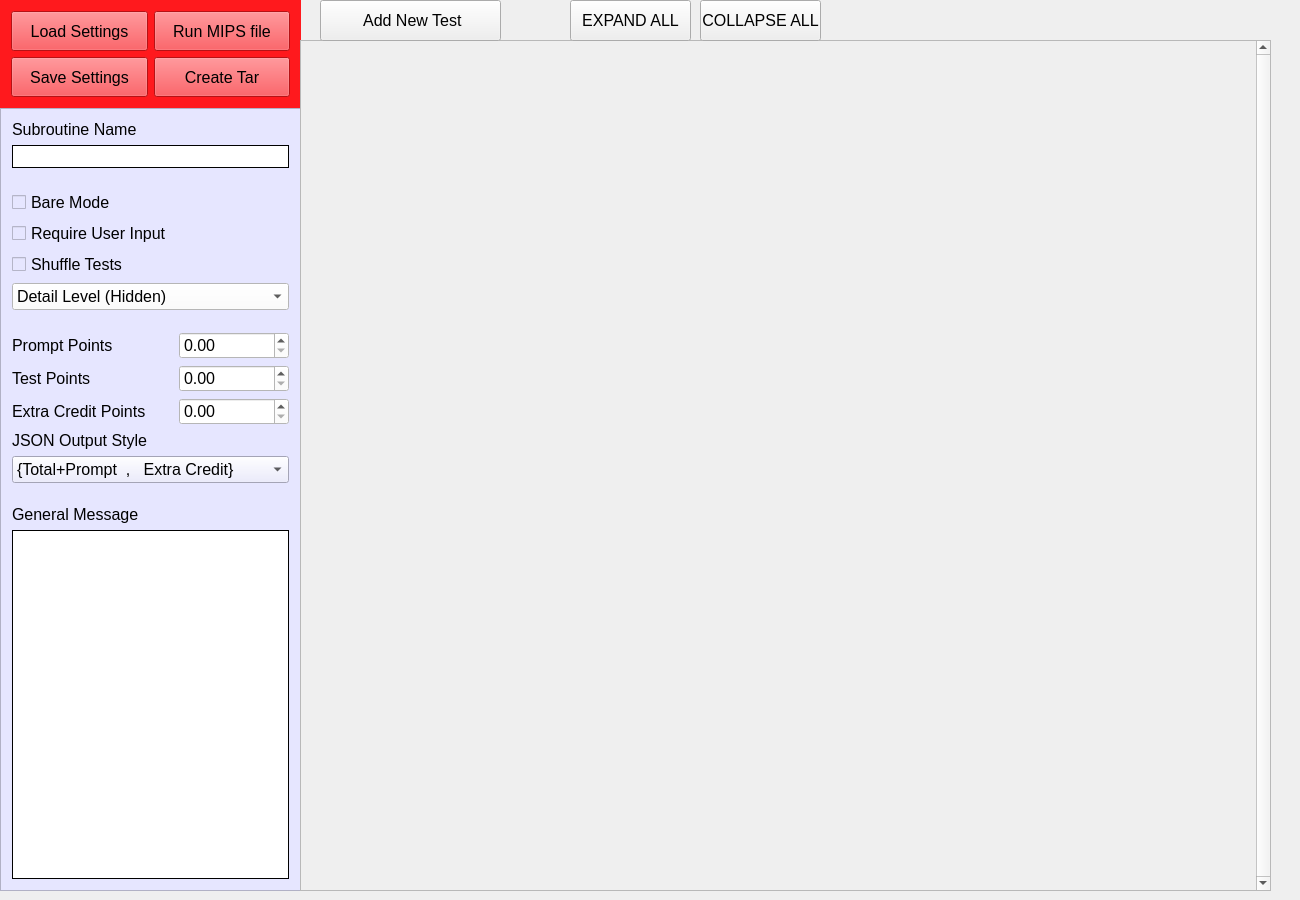
The window that MIPS_creator/ui_files/mainwindow.ui (iankamin/MIPS-Autograder) describes before a commit, drawn with Qt 5.
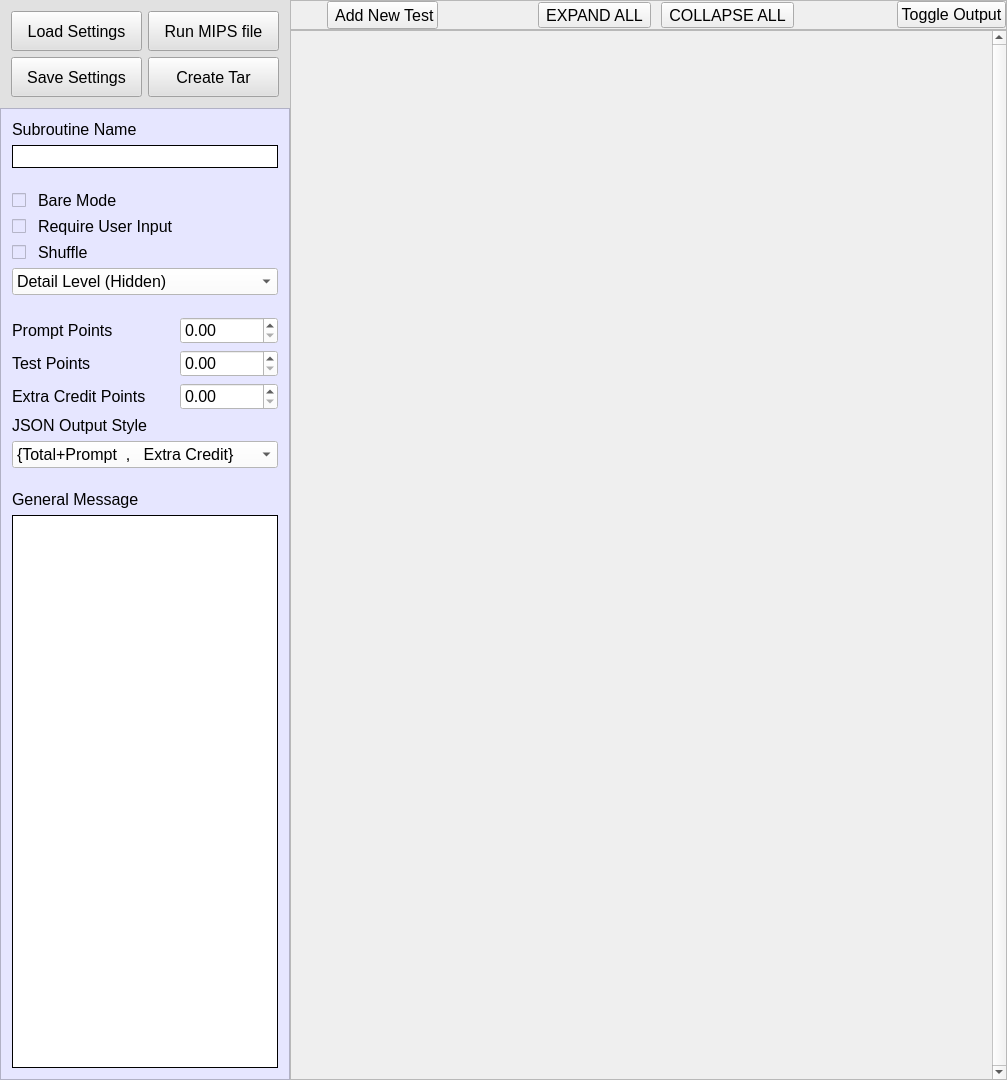
The same window after the commit. Icons and pictures are not drawn.

Commit message: Test Name And Number is now maintained everywhere

Patch:
```diff
--- a/MIPS_creator/ui_files/mainwindow.ui
+++ b/MIPS_creator/ui_files/mainwindow.ui
@@ -9,8 +9,8 @@
    <rect>
     <x>0</x>
     <y>0</y>
-    <width>1300</width>
-    <height>900</height>
+    <width>1007</width>
+    <height>1080</height>
    </rect>
   </property>
   <property name="windowTitle">
@@ -20,21 +20,36 @@
    <string notr="true">font: 12pt </string>
   </property>
   <widget class="QWidget" name="centralWidget">
+   <layout class="QGridLayout" name="gridLayout">
+    <property name="leftMargin">
+     <number>0</number>
+    </property>
+    <property name="topMargin">
+     <number>0</number>
+    </property>
+    <property name="rightMargin">
+     <number>0</number>
+    </property>
+    <property name="bottomMargin">
+     <number>0</number>
+    </property>
+    <property name="spacing">
+     <number>0</number>
+    </property>
+    <item row="0" column="0" rowspan="2">
    <widget class="QFrame" name="frame">
-    <property name="geometry">
-     <rect>
-      <x>0</x>
-      <y>0</y>
-      <width>301</width>
-      <height>891</height>
-     </rect>
-    </property>
     <property name="sizePolicy">
-     <sizepolicy hsizetype="Preferred" vsizetype="Preferred">
+       <sizepolicy hsizetype="Fixed" vsizetype="Preferred">
       <horstretch>0</horstretch>
-      <verstretch>255</verstretch>
-     </sizepolicy>
-    </property>
+        <verstretch>0</verstretch>
+       </sizepolicy>
+      </property>
+      <property name="minimumSize">
+       <size>
+        <width>290</width>
+        <height>0</height>
+       </size>
+      </property>
     <property name="styleSheet">
      <string notr="true">background-color: rgb(225, 225, 225);</string>
     </property>
@@ -57,7 +72,11 @@
      <item>
       <widget class="QFrame" name="frame_2">
        <property name="styleSheet">
-        <string notr="true">background-color: rgb(255, 25, 29);</string>
+          <string notr="true">background-color: rgb(255, 100, 120);
+
+QPushButton: {
+background-color: rgb(240,240,240);
+}</string>
        </property>
        <layout class="QGridLayout" name="gridLayout_2">
         <item row="0" column="0">
@@ -119,6 +138,9 @@
             <verstretch>0</verstretch>
            </sizepolicy>
           </property>
+            <property name="styleSheet">
+             <string notr="true"/>
+            </property>
           <property name="text">
            <string>Create Tar</string>
           </property>
@@ -149,10 +171,16 @@
          <rect>
           <x>0</x>
           <y>0</y>
-          <width>299</width>
-          <height>785</height>
-         </rect>
-        </property>
+            <width>288</width>
+            <height>974</height>
+           </rect>
+          </property>
+          <property name="sizePolicy">
+           <sizepolicy hsizetype="Ignored" vsizetype="Preferred">
+            <horstretch>0</horstretch>
+            <verstretch>0</verstretch>
+           </sizepolicy>
+          </property>
         <layout class="QFormLayout" name="formLayout">
          <item row="0" column="0">
           <widget class="QLabel" name="label">
@@ -174,56 +202,7 @@
            </property>
           </widget>
          </item>
-         <item row="2" column="0">
-          <spacer name="verticalSpacer_2">
-           <property name="orientation">
-            <enum>Qt::Vertical</enum>
-           </property>
-           <property name="sizeType">
-            <enum>QSizePolicy::Fixed</enum>
-           </property>
-           <property name="sizeHint" stdset="0">
-            <size>
-             <width>20</width>
-             <height>10</height>
-            </size>
-           </property>
-          </spacer>
-         </item>
-         <item row="3" column="0">
-          <widget class="QCheckBox" name="BareMode">
-           <property name="text">
-            <string>Bare Mode</string>
-           </property>
-           <property name="checked">
-            <bool>false</bool>
-           </property>
-          </widget>
-         </item>
-         <item row="4" column="0">
-          <widget class="QCheckBox" name="RequireUserInput">
-           <property name="autoFillBackground">
-            <bool>false</bool>
-           </property>
-           <property name="styleSheet">
-            <string notr="true"/>
-           </property>
-           <property name="text">
-            <string>Require User Input</string>
-           </property>
-           <property name="checked">
-            <bool>false</bool>
-           </property>
-          </widget>
-         </item>
-         <item row="5" column="0" colspan="2">
-          <widget class="QCheckBox" name="Shuffle">
-           <property name="text">
-            <string>Shuffle Tests</string>
-           </property>
-          </widget>
-         </item>
-         <item row="6" column="0" colspan="2">
+           <item row="8" column="0" colspan="2">
           <widget class="QComboBox" name="ShowLevel">
            <property name="sizePolicy">
             <sizepolicy hsizetype="Preferred" vsizetype="Preferred">
@@ -270,30 +249,14 @@
            </item>
           </widget>
          </item>
-         <item row="7" column="0">
-          <spacer name="verticalSpacer">
-           <property name="orientation">
-            <enum>Qt::Vertical</enum>
-           </property>
-           <property name="sizeType">
-            <enum>QSizePolicy::Fixed</enum>
-           </property>
-           <property name="sizeHint" stdset="0">
-            <size>
-             <width>20</width>
-             <height>10</height>
-            </size>
-           </property>
-          </spacer>
-         </item>
-         <item row="10" column="0">
+           <item row="12" column="0">
           <widget class="QLabel" name="label_2">
            <property name="text">
             <string>Prompt Points</string>
            </property>
           </widget>
          </item>
-         <item row="10" column="1">
+           <item row="12" column="1">
           <widget class="QDoubleSpinBox" name="PromptPoints">
            <property name="minimumSize">
             <size>
@@ -321,14 +284,14 @@
            </property>
           </widget>
          </item>
-         <item row="11" column="0">
+           <item row="13" column="0">
           <widget class="QLabel" name="label_3">
            <property name="text">
             <string>Test Points</string>
            </property>
           </widget>
          </item>
-         <item row="11" column="1">
+           <item row="13" column="1">
           <widget class="QDoubleSpinBox" name="TestPoints">
            <property name="maximumSize">
             <size>
@@ -347,14 +310,14 @@
            </property>
           </widget>
          </item>
-         <item row="12" column="0">
+           <item row="14" column="0">
           <widget class="QLabel" name="label_4">
            <property name="text">
             <string>Extra Credit Points</string>
            </property>
           </widget>
          </item>
-         <item row="12" column="1">
+           <item row="14" column="1">
           <widget class="QDoubleSpinBox" name="EC_TestPoints">
            <property name="maximumSize">
             <size>
@@ -373,53 +336,14 @@
            </property>
           </widget>
          </item>
-         <item row="15" column="0">
-          <spacer name="verticalSpacer_3">
-           <property name="orientation">
-            <enum>Qt::Vertical</enum>
-           </property>
-           <property name="sizeType">
-            <enum>QSizePolicy::Fixed</enum>
-           </property>
-           <property name="sizeHint" stdset="0">
-            <size>
-             <width>20</width>
-             <height>10</height>
-            </size>
-           </property>
-          </spacer>
-         </item>
-         <item row="16" column="0">
-          <widget class="QLabel" name="label_5">
-           <property name="text">
-            <string>General Message</string>
-           </property>
-          </widget>
-         </item>
-         <item row="17" column="0" colspan="2">
-          <widget class="QTextEdit" name="message">
-           <property name="sizePolicy">
-            <sizepolicy hsizetype="Expanding" vsizetype="Minimum">
-             <horstretch>0</horstretch>
-             <verstretch>190</verstretch>
-            </sizepolicy>
-           </property>
-           <property name="styleSheet">
-            <string notr="true">border-style: outset;
-border-color: black;
-border-width: 1px;
-background-color: rgb(255, 255, 255);</string>
-           </property>
-          </widget>
-         </item>
-         <item row="13" column="0" colspan="2">
+           <item row="15" column="0" colspan="2">
           <widget class="QLabel" name="label_6">
            <property name="text">
             <string>JSON Output Style</string>
            </property>
           </widget>
          </item>
-         <item row="14" column="0" colspan="2">
+           <item row="16" column="0" colspan="2">
           <widget class="QComboBox" name="JsonStyle">
            <property name="sizePolicy">
             <sizepolicy hsizetype="Ignored" vsizetype="Fixed">
@@ -427,6 +351,11 @@
              <verstretch>0</verstretch>
             </sizepolicy>
            </property>
+             <property name="styleSheet">
+              <string notr="true">background-color: rgb(255, 255, 255);
+selection-background-color: rgb(232, 232, 232);
+selection-color: rgb(118, 0, 1);</string>
+             </property>
            <item>
             <property name="text">
              <string>{Total+Prompt  ,   Extra Credit}</string>
@@ -444,72 +373,206 @@
            </item>
           </widget>
          </item>
-        </layout>
-       </widget>
-      </widget>
-     </item>
-    </layout>
-   </widget>
-   <widget class="QScrollArea" name="testScroll">
-    <property name="geometry">
-     <rect>
-      <x>300</x>
-      <y>40</y>
-      <width>971</width>
-      <height>851</height>
-     </rect>
-    </property>
+           <item row="18" column="0">
+            <widget class="QLabel" name="label_5">
+             <property name="text">
+              <string>General Message</string>
+             </property>
+            </widget>
+           </item>
+           <item row="19" column="0" colspan="2">
+            <widget class="QTextEdit" name="message">
     <property name="sizePolicy">
-     <sizepolicy hsizetype="Preferred" vsizetype="Preferred">
+              <sizepolicy hsizetype="Expanding" vsizetype="Minimum">
       <horstretch>0</horstretch>
-      <verstretch>0</verstretch>
+               <verstretch>190</verstretch>
      </sizepolicy>
     </property>
     <property name="styleSheet">
+              <string notr="true">border-style: outset;
+border-color: black;
+border-width: 1px;
+background-color: rgb(255, 255, 255);</string>
+             </property>
+            </widget>
+           </item>
+           <item row="4" column="0">
+            <layout class="QHBoxLayout" name="horizontalLayout_2">
+             <item>
+              <widget class="QCheckBox" name="BareMode">
+               <property name="minimumSize">
+                <size>
+                 <width>20</width>
+                 <height>20</height>
+                </size>
+               </property>
+               <property name="styleSheet">
      <string notr="true"/>
     </property>
-    <property name="verticalScrollBarPolicy">
-     <enum>Qt::ScrollBarAlwaysOn</enum>
-    </property>
-    <property name="horizontalScrollBarPolicy">
-     <enum>Qt::ScrollBarAsNeeded</enum>
-    </property>
-    <property name="widgetResizable">
-     <bool>true</bool>
-    </property>
-    <widget class="QWidget" name="testScrollArea">
-     <property name="geometry">
-      <rect>
-       <x>0</x>
-       <y>0</y>
-       <width>955</width>
-       <height>849</height>
-      </rect>
-     </property>
-     <property name="sizePolicy">
-      <sizepolicy hsizetype="Preferred" vsizetype="Preferred">
-       <horstretch>0</horstretch>
-       <verstretch>0</verstretch>
-      </sizepolicy>
-     </property>
-     <property name="sizeIncrement">
+               <property name="text">
+                <string/>
+               </property>
+               <property name="iconSize">
+                <size>
+                 <width>50</width>
+                 <height>50</height>
+                </size>
+               </property>
+               <property name="checked">
+                <bool>false</bool>
+               </property>
+              </widget>
+             </item>
+             <item>
+              <widget class="QLabel" name="label_7">
+               <property name="text">
+                <string>Bare Mode</string>
+               </property>
+              </widget>
+             </item>
+            </layout>
+           </item>
+           <item row="5" column="0">
+            <layout class="QHBoxLayout" name="horizontalLayout_3">
+             <item>
+              <widget class="QCheckBox" name="RequireUserInput">
+               <property name="minimumSize">
+                <size>
+                 <width>20</width>
+                 <height>20</height>
+                </size>
+               </property>
+               <property name="autoFillBackground">
+                <bool>false</bool>
+               </property>
+               <property name="styleSheet">
+                <string notr="true"/>
+               </property>
+               <property name="text">
+                <string/>
+               </property>
+               <property name="checked">
+                <bool>false</bool>
+               </property>
+              </widget>
+             </item>
+             <item>
+              <widget class="QLabel" name="label_8">
+               <property name="text">
+                <string>Require User Input</string>
+               </property>
+              </widget>
+             </item>
+            </layout>
+           </item>
+           <item row="6" column="0">
+            <layout class="QHBoxLayout" name="horizontalLayout_4">
+             <item>
+              <widget class="QCheckBox" name="Shuffle">
+               <property name="minimumSize">
       <size>
-       <width>2</width>
-       <height>0</height>
-      </size>
-     </property>
-     <layout class="QVBoxLayout" name="allTests">
+                 <width>20</width>
+                 <height>20</height>
+                </size>
+               </property>
+               <property name="text">
+                <string/>
+               </property>
+               <property name="iconSize">
+                <size>
+                 <width>20</width>
+                 <height>20</height>
+                </size>
+               </property>
+              </widget>
+             </item>
+             <item>
+              <widget class="QLabel" name="label_9">
+               <property name="text">
+                <string>Shuffle</string>
+               </property>
+              </widget>
+             </item>
+            </layout>
+           </item>
+           <item row="9" column="0" colspan="2">
+            <spacer name="verticalSpacer">
+             <property name="orientation">
+              <enum>Qt::Vertical</enum>
+             </property>
+             <property name="sizeType">
+              <enum>QSizePolicy::Fixed</enum>
+             </property>
+             <property name="sizeHint" stdset="0">
+              <size>
+               <width>20</width>
+               <height>10</height>
+              </size>
+             </property>
+            </spacer>
+           </item>
+           <item row="2" column="0" colspan="2">
+            <spacer name="verticalSpacer_2">
+             <property name="orientation">
+              <enum>Qt::Vertical</enum>
+             </property>
+             <property name="sizeType">
+              <enum>QSizePolicy::Fixed</enum>
+             </property>
+             <property name="sizeHint" stdset="0">
+              <size>
+               <width>20</width>
+               <height>10</height>
+              </size>
+             </property>
+            </spacer>
+           </item>
+           <item row="17" column="0" colspan="2">
+            <spacer name="verticalSpacer_3">
+             <property name="orientation">
+              <enum>Qt::Vertical</enum>
+             </property>
+             <property name="sizeType">
+              <enum>QSizePolicy::MinimumExpanding</enum>
+             </property>
+             <property name="sizeHint" stdset="0">
+              <size>
+               <width>20</width>
+               <height>10</height>
+              </size>
+             </property>
+            </spacer>
+           </item>
+          </layout>
+         </widget>
+        </widget>
+       </item>
+      </layout>
+     </widget>
+    </item>
+    <item row="0" column="1">
+     <widget class="QFrame" name="frame_3">
+      <property name="maximumSize">
+       <size>
+        <width>16777215</width>
+        <height>30</height>
+       </size>
+      </property>
+      <property name="frameShape">
+       <enum>QFrame::StyledPanel</enum>
+      </property>
+      <property name="frameShadow">
+       <enum>QFrame::Raised</enum>
+      </property>
+      <layout class="QHBoxLayout" name="horizontalLayout">
       <property name="spacing">
        <number>0</number>
       </property>
-      <property name="sizeConstraint">
-       <enum>QLayout::SetNoConstraint</enum>
-      </property>
       <property name="leftMargin">
        <number>0</number>
       </property>
       <property name="topMargin">
-       <number>6</number>
+        <number>0</number>
       </property>
       <property name="rightMargin">
        <number>0</number>
@@ -517,17 +580,35 @@
       <property name="bottomMargin">
        <number>0</number>
       </property>
-     </layout>
-    </widget>
-   </widget>
+       <item>
+        <spacer name="horizontalSpacer_2">
+         <property name="orientation">
+          <enum>Qt::Horizontal</enum>
+         </property>
+         <property name="sizeType">
+          <enum>QSizePolicy::Fixed</enum>
+         </property>
+         <property name="sizeHint" stdset="0">
+          <size>
+           <width>36</width>
+           <height>20</height>
+          </size>
+         </property>
+        </spacer>
+       </item>
+       <item>
    <widget class="QPushButton" name="AddTestButton">
-    <property name="geometry">
-     <rect>
-      <x>320</x>
-      <y>0</y>
-      <width>181</width>
-      <height>41</height>
-     </rect>
+         <property name="sizePolicy">
+          <sizepolicy hsizetype="Fixed" vsizetype="Preferred">
+           <horstretch>0</horstretch>
+           <verstretch>0</verstretch>
+          </sizepolicy>
+         </property>
+         <property name="maximumSize">
+          <size>
+           <width>163</width>
+           <height>16777215</height>
+          </size>
     </property>
     <property name="text">
      <string> Add New Test</string>
@@ -543,32 +624,144 @@
      </size>
     </property>
    </widget>
+       </item>
+       <item>
+        <spacer name="horizontalSpacer">
+         <property name="orientation">
+          <enum>Qt::Horizontal</enum>
+         </property>
+         <property name="sizeType">
+          <enum>QSizePolicy::Fixed</enum>
+         </property>
+         <property name="sizeHint" stdset="0">
+          <size>
+           <width>100</width>
+           <height>20</height>
+          </size>
+         </property>
+        </spacer>
+       </item>
+       <item>
    <widget class="QToolButton" name="ExpandBtn">
-    <property name="geometry">
-     <rect>
-      <x>570</x>
-      <y>0</y>
-      <width>121</width>
-      <height>41</height>
-     </rect>
-    </property>
     <property name="text">
      <string>EXPAND ALL</string>
     </property>
    </widget>
+       </item>
+       <item>
+        <spacer name="horizontalSpacer_4">
+         <property name="orientation">
+          <enum>Qt::Horizontal</enum>
+         </property>
+         <property name="sizeType">
+          <enum>QSizePolicy::Fixed</enum>
+         </property>
+         <property name="sizeHint" stdset="0">
+          <size>
+           <width>10</width>
+           <height>10</height>
+          </size>
+         </property>
+        </spacer>
+       </item>
+       <item>
    <widget class="QToolButton" name="CollapseBtn">
-    <property name="geometry">
-     <rect>
-      <x>700</x>
-      <y>0</y>
-      <width>121</width>
-      <height>41</height>
-     </rect>
-    </property>
     <property name="text">
      <string>COLLAPSE ALL</string>
     </property>
    </widget>
+       </item>
+       <item>
+        <spacer name="horizontalSpacer_3">
+         <property name="orientation">
+          <enum>Qt::Horizontal</enum>
+         </property>
+         <property name="sizeType">
+          <enum>QSizePolicy::MinimumExpanding</enum>
+         </property>
+         <property name="sizeHint" stdset="0">
+          <size>
+           <width>40</width>
+           <height>20</height>
+          </size>
+         </property>
+        </spacer>
+       </item>
+       <item>
+        <widget class="QPushButton" name="toggleOutputBtn">
+         <property name="text">
+          <string>Toggle Output</string>
+         </property>
+        </widget>
+       </item>
+      </layout>
+     </widget>
+    </item>
+    <item row="1" column="1">
+     <widget class="QScrollArea" name="testScroll">
+      <property name="sizePolicy">
+       <sizepolicy hsizetype="Preferred" vsizetype="Preferred">
+        <horstretch>0</horstretch>
+        <verstretch>0</verstretch>
+       </sizepolicy>
+      </property>
+      <property name="styleSheet">
+       <string notr="true"/>
+      </property>
+      <property name="verticalScrollBarPolicy">
+       <enum>Qt::ScrollBarAlwaysOn</enum>
+      </property>
+      <property name="horizontalScrollBarPolicy">
+       <enum>Qt::ScrollBarAsNeeded</enum>
+      </property>
+      <property name="widgetResizable">
+       <bool>true</bool>
+      </property>
+      <widget class="QWidget" name="testScrollArea">
+       <property name="geometry">
+        <rect>
+         <x>0</x>
+         <y>0</y>
+         <width>701</width>
+         <height>1048</height>
+        </rect>
+       </property>
+       <property name="sizePolicy">
+        <sizepolicy hsizetype="Preferred" vsizetype="Preferred">
+         <horstretch>0</horstretch>
+         <verstretch>0</verstretch>
+        </sizepolicy>
+       </property>
+       <property name="sizeIncrement">
+        <size>
+         <width>2</width>
+         <height>0</height>
+        </size>
+       </property>
+       <layout class="QVBoxLayout" name="allTests">
+        <property name="spacing">
+         <number>0</number>
+        </property>
+        <property name="sizeConstraint">
+         <enum>QLayout::SetNoConstraint</enum>
+        </property>
+        <property name="leftMargin">
+         <number>0</number>
+        </property>
+        <property name="topMargin">
+         <number>6</number>
+        </property>
+        <property name="rightMargin">
+         <number>0</number>
+        </property>
+        <property name="bottomMargin">
+         <number>0</number>
+        </property>
+       </layout>
+      </widget>
+     </widget>
+    </item>
+   </layout>
   </widget>
  </widget>
  <layoutdefault spacing="6" margin="11"/>
```
Left out of the diff: 70 changed lines with no effect on the pictures. Lines whose indentation alone changed are shown as unchanged. The commit also changes 20 other files.
